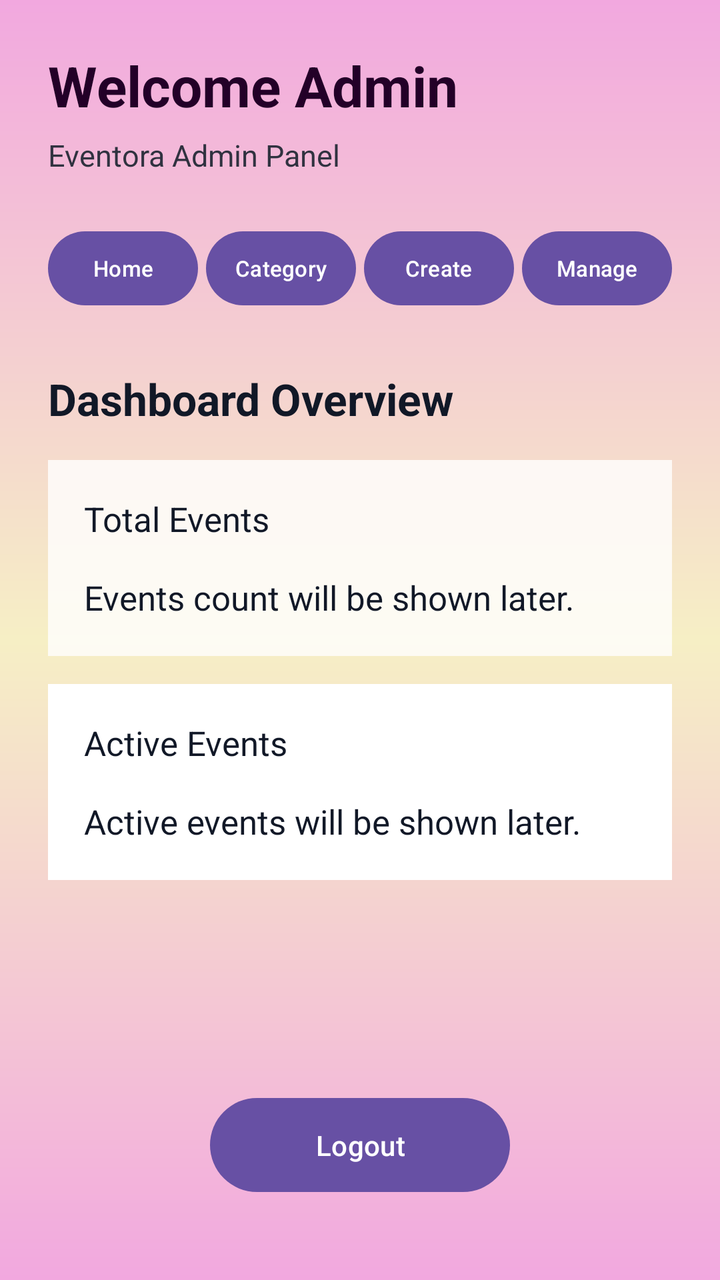
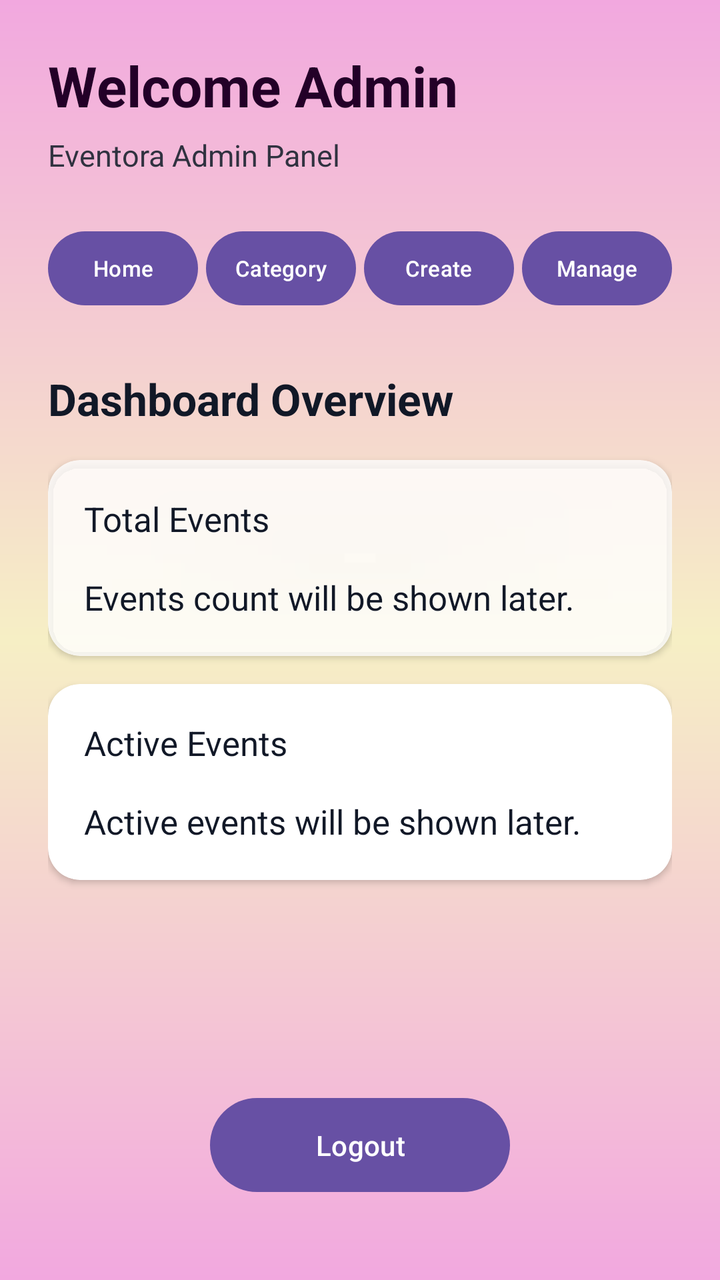

Two renders of the same Android screen: before a commit and after it. Below are the layout's source before the change and the commit's diff.
<!-- AndroidManifest.xml: application theme Theme.Eventora -->
<!-- res/layout/activity_admin_dashboard.xml -->
<?xml version="1.0" encoding="utf-8"?>
<ScrollView xmlns:android="http://schemas.android.com/apk/res/android"
    android:id="@+id/main"
    android:layout_width="match_parent"
    android:layout_height="match_parent"
    android:background="@drawable/norm_bg"
    android:fillViewport="true">

    <LinearLayout
        android:layout_width="match_parent"
        android:layout_height="wrap_content"
        android:orientation="vertical"
        android:padding="24dp">

        <TextView
            android:id="@+id/txtAdminWelcome"
            android:layout_width="match_parent"
            android:layout_height="wrap_content"
            android:text="Welcome Admin"
            android:textColor="#230028"
            android:textSize="28sp"
            android:textStyle="bold" />

        <TextView
            android:layout_width="match_parent"
            android:layout_height="wrap_content"
            android:layout_marginTop="6dp"
            android:text="Eventora Admin Panel"
            android:textColor="#303240"
            android:textSize="15sp" />

        
        <LinearLayout
            android:layout_width="match_parent"
            android:layout_height="wrap_content"
            android:orientation="horizontal"
            android:layout_marginTop="24dp"
            android:weightSum="4">

            <Button
                android:id="@+id/tabHome"
                android:layout_width="0dp"
                android:layout_height="45dp"
                android:layout_weight="1"
                android:text="Home"
                android:textSize="11sp"
                android:padding="0dp"
                android:textAllCaps="false" />

            <Button
                android:id="@+id/tabCategories"
                android:layout_width="0dp"
                android:layout_height="45dp"
                android:layout_marginStart="4dp"
                android:layout_weight="1"
                android:text="Category"
                android:textSize="11sp"
                android:padding="0dp"
                android:textAllCaps="false" />

            <Button
                android:id="@+id/tabCreateEvent"
                android:layout_width="0dp"
                android:layout_height="45dp"
                android:layout_weight="1"
                android:text="Create"
                android:textSize="11sp"
                android:padding="0dp"
                android:textAllCaps="false"
                android:layout_marginStart="4dp" />

            <Button
                android:id="@+id/tabManageEvents"
                android:layout_width="0dp"
                android:layout_height="45dp"
                android:layout_weight="1"
                android:text="Manage"
                android:textSize="11sp"
                android:padding="0dp"
                android:textAllCaps="false"
                android:layout_marginStart="4dp" />
        </LinearLayout>

        <TextView
            android:layout_width="match_parent"
            android:layout_height="wrap_content"
            android:text="Dashboard Overview"
            android:textColor="#111827"
            android:textSize="22sp"
            android:textStyle="bold"
            android:layout_marginTop="28dp" />

        <TextView
            android:id="@+id/cardTotalEvents"
            android:layout_width="match_parent"
            android:layout_height="wrap_content"
            android:text="Total Events\n\nEvents count will be shown later."
            android:textColor="#111827"
            android:textSize="17sp"
            android:padding="18dp"
            android:background="#CCFFFFFF"
            android:layout_marginTop="16dp" />

        <TextView
            android:id="@+id/cardActiveEvents"
            android:layout_width="match_parent"
            android:layout_height="wrap_content"
            android:text="Active Events\n\nActive events will be shown later."
            android:textColor="#111827"
            android:textSize="17sp"
            android:padding="18dp"
            android:background="#FFFFFF"
            android:layout_marginTop="14dp" />

        <View
            android:layout_width="match_parent"
            android:layout_height="0dp"
            android:layout_weight="1" />

        <Button
            android:id="@+id/btnAdminLogout"
            android:layout_width="150dp"
            android:layout_height="55dp"
            android:layout_gravity="center_horizontal"
            android:layout_marginTop="40dp"
            android:layout_marginBottom="16dp"
            android:text="Logout"
            android:textAllCaps="false" />
    </LinearLayout>
</ScrollView>
<!-- resources referenced by this layout -->
<resources>
  <!-- drawable norm_bg (drawable) -->
  <?xml version="1.0" encoding="utf-8"?>
  <shape xmlns:android="http://schemas.android.com/apk/res/android">
      <gradient
          android:startColor="#F2A8DF"
          android:centerColor="#F6EFC5"
          android:endColor="#F2A8DF"
          android:angle="90"
          />
  </shape>
  <style name="Theme.Eventora" parent="Base.Theme.Eventora" />
  <style name="Base.Theme.Eventora" parent="Theme.Material3.DayNight.NoActionBar">
          
          
      </style>
</resources>

<!-- the commit's change to res/layout/activity_admin_dashboard.xml (unified diff, before → after) -->
@@ -1,5 +1,6 @@
 <?xml version="1.0" encoding="utf-8"?>
 <ScrollView xmlns:android="http://schemas.android.com/apk/res/android"
+    xmlns:app="http://schemas.android.com/apk/res-auto"
     android:id="@+id/main"
     android:layout_width="match_parent"
     android:layout_height="match_parent"
@@ -90,27 +91,45 @@
             android:textStyle="bold"
             android:layout_marginTop="28dp" />
 
-        <TextView
-            android:id="@+id/cardTotalEvents"
+        
+        <com.google.android.material.card.MaterialCardView
             android:layout_width="match_parent"
             android:layout_height="wrap_content"
-            android:text="Total Events\n\nEvents count will be shown later."
-            android:textColor="#111827"
-            android:textSize="17sp"
-            android:padding="18dp"
-            android:background="#CCFFFFFF"
-            android:layout_marginTop="16dp" />
+            android:layout_marginTop="16dp"
+            app:cardBackgroundColor="#CCFFFFFF"
+            app:cardCornerRadius="16dp"
+            app:cardElevation="2dp"
+            app:strokeWidth="0dp">
 
-        <TextView
-            android:id="@+id/cardActiveEvents"
+            <TextView
+                android:id="@+id/cardTotalEvents"
+                android:layout_width="match_parent"
+                android:layout_height="wrap_content"
+                android:text="Total Events\n\nEvents count will be shown later."
+                android:textColor="#111827"
+                android:textSize="17sp"
+                android:padding="18dp" />
+        </com.google.android.material.card.MaterialCardView>
+
+        
+        <com.google.android.material.card.MaterialCardView
             android:layout_width="match_parent"
             android:layout_height="wrap_content"
-            android:text="Active Events\n\nActive events will be shown later."
-            android:textColor="#111827"
-            android:textSize="17sp"
-            android:padding="18dp"
-            android:background="#FFFFFF"
-            android:layout_marginTop="14dp" />
+            android:layout_marginTop="14dp"
+            app:cardBackgroundColor="#FFFFFF"
+            app:cardCornerRadius="16dp"
+            app:cardElevation="2dp"
+            app:strokeWidth="0dp">
+
+            <TextView
+                android:id="@+id/cardActiveEvents"
+                android:layout_width="match_parent"
+                android:layout_height="wrap_content"
+                android:text="Active Events\n\nActive events will be shown later."
+                android:textColor="#111827"
+                android:textSize="17sp"
+                android:padding="18dp" />
+        </com.google.android.material.card.MaterialCardView>
 
         <View
             android:layout_width="match_parent"
